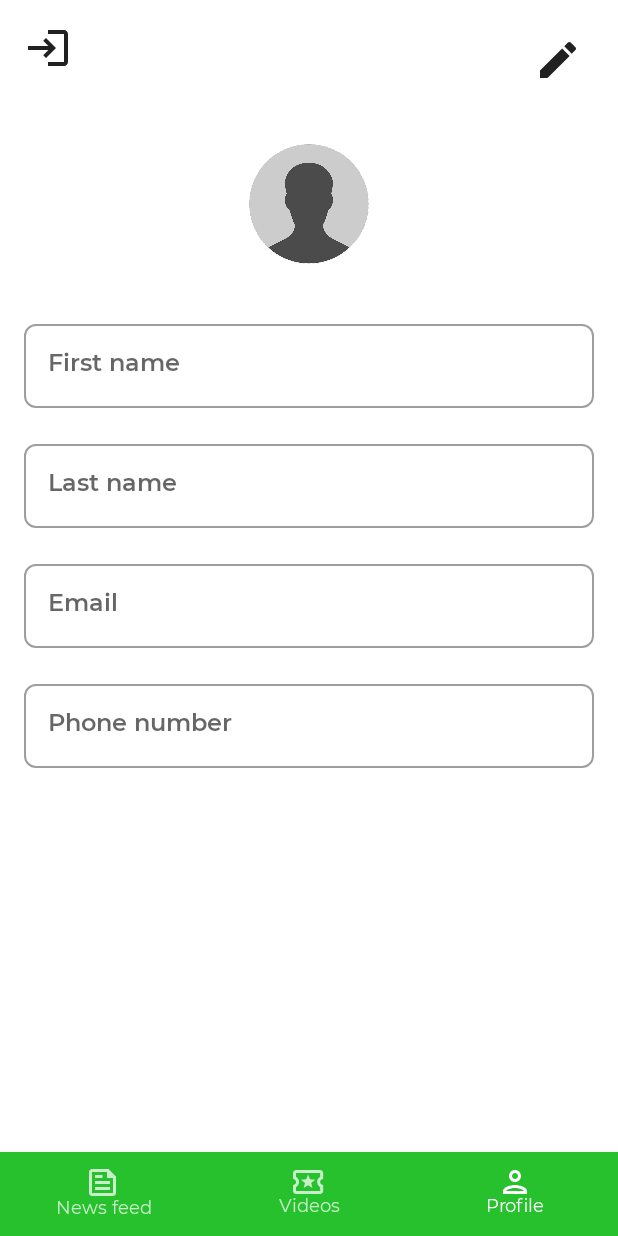
After one commit to Android-Academy-Global/AndroidAcademyClient, an Android app built with Jetpack Compose: the ProfileScreen screen opened through its navigation route, on a phone screen of 412 x 824 dp. The commit adds this screen. Run offline under Robolectric (Android 15) with nearby library versions, the phone set to English and light mode, and no system bars; our stand-ins replace Dagger/Hilt's generated code; libraries missing offline, so code that uses them is left out: com.skydoves.landscapist; 1 statement that could not run was skipped.

Commit message:
Added Profile Screen

```diff
--- a/app/src/main/java/com/academy/android/model/Profile.kt
+++ b/app/src/main/java/com/academy/android/model/Profile.kt
@@ -5,8 +5,8 @@ import kotlinx.serialization.Serializable
 @Serializable
 data class Profile(
     var profPic: String? = null,
-    var name: String? = null,
-    var surname: String? = null,
+    var firstName: String? = null,
+    var lastName: String? = null,
     var phoneNumber: String? = null,
     var email: String? = null,
     var status: String? = null
--- a/app/src/main/java/com/academy/android/ui/HomeScreen.kt
+++ b/app/src/main/java/com/academy/android/ui/HomeScreen.kt
@@ -21,6 +21,8 @@ import androidx.navigation.compose.currentBackStackEntryAsState
 import androidx.navigation.compose.rememberNavController
 import com.academy.android.ui.news.NewsScreen
 import com.academy.android.ui.news.NewsViewModel
+import com.academy.android.ui.profile.ProfileScreen
+import com.academy.android.ui.profile.ProfileViewModel
 
 @Composable
 fun HomeScreen() {
@@ -29,9 +31,10 @@ fun HomeScreen() {
 
 @Composable
 private fun AppBottomNavigation(
-    navController: NavHostController,
-    vm: NewsViewModel = viewModel()
+    navController: NavHostController
 ) {
+    val newsVm: NewsViewModel = viewModel()
+    val profileVm: ProfileViewModel = viewModel()
     val items = listOf(
         Screen.News,
         Screen.Videos,
@@ -72,7 +75,8 @@ private fun AppBottomNavigation(
             startDestination = Screen.News.route,
             modifier = Modifier.padding(innerPadding)
         ) {
-            composable(Screen.News.route) { NewsScreen(vm = vm) }
+            composable(Screen.News.route) { NewsScreen(vm = newsVm) }
+            composable(Screen.Profile.route) { ProfileScreen(vm = profileVm) }
         }
     }
 }
--- a/app/src/main/java/com/academy/android/ui/news/NewsScreen.kt
+++ b/app/src/main/java/com/academy/android/ui/news/NewsScreen.kt
@@ -10,7 +10,6 @@ import androidx.compose.runtime.getValue
 import androidx.compose.runtime.mutableStateOf
 import androidx.compose.runtime.remember
 import androidx.compose.runtime.setValue
-import androidx.compose.ui.graphics.Color
 import androidx.compose.ui.res.stringResource
 import com.academy.android.R
 
@@ -32,11 +31,7 @@ private fun NewsFeedView(newsList: List<NewsItemData>, vm: NewsViewModel) {
     )
 
     Column {
-        TabRow(
-            selectedTabIndex = tabIndex,
-            backgroundColor = Color(R.color.dark_green),
-            contentColor = Color(R.color.white)
-        ) {
+        TabRow(selectedTabIndex = tabIndex) {
             tabNames.forEach { tab ->
                     Tab(
                         selected = (tabIndex == tab.key),
--- /dev/null
+++ b/app/src/main/java/com/academy/android/ui/profile/ProfileInfo.kt
@@ -0,0 +1,6 @@
+package com.academy.android.ui.profile
+
+data class ProfileInfo(
+    val profPic: String? = null,
+    val profileItemList: List<ProfileItem> = emptyList(),
+)
--- /dev/null
+++ b/app/src/main/java/com/academy/android/ui/profile/ProfileItem.kt
@@ -0,0 +1,7 @@
+package com.academy.android.ui.profile
+
+data class ProfileItem(
+    val value: String?,
+    val hintResId: Int,
+    val isEditable: Boolean = false
+)
--- /dev/null
+++ b/app/src/main/java/com/academy/android/ui/profile/ProfileScreen.kt
@@ -0,0 +1,133 @@
+package com.academy.android.ui.profile
+
+import androidx.compose.foundation.Image
+import androidx.compose.foundation.layout.Arrangement
+import androidx.compose.foundation.layout.Column
+import androidx.compose.foundation.layout.Row
+import androidx.compose.foundation.layout.fillMaxWidth
+import androidx.compose.foundation.layout.padding
+import androidx.compose.foundation.layout.size
+import androidx.compose.foundation.lazy.LazyColumn
+import androidx.compose.foundation.lazy.items
+import androidx.compose.foundation.shape.CircleShape
+import androidx.compose.material.Icon
+import androidx.compose.material.IconButton
+import androidx.compose.material.OutlinedTextField
+import androidx.compose.material.Text
+import androidx.compose.runtime.Composable
+import androidx.compose.runtime.collectAsState
+import androidx.compose.runtime.getValue
+import androidx.compose.runtime.mutableStateOf
+import androidx.compose.runtime.remember
+import androidx.compose.runtime.setValue
+import androidx.compose.ui.Alignment
+import androidx.compose.ui.Modifier
+import androidx.compose.ui.draw.clip
+import androidx.compose.ui.res.dimensionResource
+import androidx.compose.ui.res.painterResource
+import androidx.compose.ui.res.stringResource
+import androidx.compose.ui.unit.Dp
+import androidx.compose.ui.unit.dp
+import com.academy.android.R
+import com.skydoves.landscapist.glide.GlideImage
+
+@Composable
+fun ProfileScreen(vm: ProfileViewModel) {
+    val profileData: ProfileInfo by vm.profileData.collectAsState(initial = ProfileInfo())
+
+    val marginStandard = dimensionResource(id = R.dimen.spacing_16)
+    val marginDouble = dimensionResource(id = R.dimen.spacing_32)
+    Column(horizontalAlignment = Alignment.CenterHorizontally) {
+        TopControls(marginStandard = marginStandard, marginDouble = marginDouble, vm = vm)
+        Avatar(profPic = profileData.profPic)
+        ProfileItemList(marginStandard = marginStandard, marginDouble = marginDouble, profileItemList = profileData.profileItemList)
+    }
+}
+
+@Composable
+private fun TopControls(
+    marginStandard: Dp,
+    marginDouble: Dp,
+    vm: ProfileViewModel
+) {
+    Row(
+        modifier = Modifier
+            .fillMaxWidth()
+            .padding(
+                top = marginStandard,
+                start = marginStandard,
+                end = marginStandard,
+                bottom = marginDouble
+            ),
+        horizontalArrangement = Arrangement.SpaceBetween
+    ) {
+        Icon(
+            painter = painterResource(id = R.drawable.ic_logout),
+            contentDescription = stringResource(id = R.string.logout_desc)
+        )
+        IconButton(onClick = { vm.changeProfileData(isEditable = true) }) {
+            Icon(
+                painter = painterResource(id = R.drawable.ic_edit),
+                contentDescription = stringResource(id = R.string.edit_profile_desc),
+            )
+        }
+    }
+}
+
+@Composable
+private fun Avatar(profPic: String?) {
+    val circleImage = Modifier
+        .size(80.dp)
+        .clip(CircleShape)
+    if (profPic != null) {
+        GlideImage(
+            imageModel = profPic,
+            contentDescription = stringResource(id = R.string.user_profile_pic_desc),
+            modifier = circleImage
+        )
+    } else {
+        Image(
+            painter = painterResource(id = R.drawable.avatar_placeholder),
+            contentDescription = stringResource(id = R.string.user_profile_pic_desc),
+            modifier = circleImage
+        )
+    }
+}
+
+@Composable
+private fun ProfileItemList(
+    marginStandard: Dp,
+    marginDouble: Dp,
+    profileItemList: List<ProfileItem>
+) {
+    LazyColumn(
+        verticalArrangement = Arrangement.spacedBy(marginStandard),
+        modifier = Modifier.padding(top = marginDouble)
+    ) {
+        items(profileItemList) { profileItem ->
+            ProfileDataItem(
+                value = profileItem.value,
+                hintResId = profileItem.hintResId,
+                isEditable = profileItem.isEditable
+            )
+        }
+    }
+}
+
+@Composable
+fun ProfileDataItem(value: String?, hintResId: Int, isEditable: Boolean) {
+    var text by remember { mutableStateOf(value ?: "") }
+
+    OutlinedTextField(
+        value = text,
+        onValueChange = { newText -> text = newText },
+        label = { Text(text = stringResource(id = hintResId)) },
+        readOnly = !isEditable,
+        modifier = Modifier
+            .padding(
+                start = dimensionResource(id = R.dimen.spacing_16),
+                end = dimensionResource(id = R.dimen.spacing_16)
+            )
+            .fillMaxWidth()
+    )
+}
--- a/app/src/main/java/com/academy/android/ui/profile/ProfileViewModel.kt
+++ b/app/src/main/java/com/academy/android/ui/profile/ProfileViewModel.kt
@@ -2,6 +2,7 @@ package com.academy.android.ui.profile
 
 import androidx.lifecycle.ViewModel
 import androidx.lifecycle.viewModelScope
+import com.academy.android.R
 import com.academy.android.data.repositories.ProfileRepository
 import com.academy.android.model.Profile
 import dagger.hilt.android.lifecycle.HiltViewModel
@@ -15,19 +16,60 @@ import javax.inject.Inject
 @HiltViewModel
 class ProfileViewModel @Inject constructor(
     private val profileRepo: ProfileRepository
-): ViewModel() {
+) : ViewModel() {
 
-    private val _profileData = MutableStateFlow(Profile())
-    val profileData: StateFlow<Profile> = _profileData
+    private val _profileData = MutableStateFlow(ProfileInfo())
+    val profileData: StateFlow<ProfileInfo> = _profileData
 
     fun updateProfile(profile: Profile) {
         profileRepo.saveProfileData(profile)
     }
 
+    fun changeProfileData(isEditable: Boolean) {
+        viewModelScope.launch {
+            _profileData.emit(
+                ProfileInfo(
+                    profPic = _profileData.value.profPic,
+                    profileItemList = _profileData.value
+                        .profileItemList
+                        .map { item ->
+                            ProfileItem(
+                                value = item.value,
+                                hintResId = item.hintResId,
+                                isEditable = isEditable
+                            )
+                        }
+                )
+            )
+        }
+    }
+
+    private fun buildProfileDataList(profileData: Profile) = listOf(
+        ProfileItem(
+            value = profileData.firstName,
+            hintResId = R.string.edit_first_name
+        ),
+        ProfileItem(
+            value = profileData.lastName,
+            hintResId = R.string.edit_last_name
+        ),
+        ProfileItem(
+            value = profileData.email,
+            hintResId = R.string.edit_email
+        ),
+        ProfileItem(
+            value = profileData.phoneNumber,
+            hintResId = R.string.edit_phone
+        ),
+    )
+
     init {
         viewModelScope.launch {
-            profileRepo.profileData.collect {
-                _profileData.value = it
+            profileRepo.profileData.collect { profile ->
+                _profileData.value = ProfileInfo(
+                    profPic = profile.profPic,
+                    profileItemList = buildProfileDataList(profileData = profile)
+                )
             }
         }
     }
--- a/app/src/main/res/values/strings.xml
+++ b/app/src/main/res/values/strings.xml
@@ -19,9 +19,9 @@
     <string name="field_report_title">Report description</string>
     <string name="field_report_description">What is your report about?</string>
     <string name="report_send_btn_text">Submit an application</string>
-    <string name="edit_name">Your name</string>
-    <string name="edit_surname">Your surname</string>
-    <string name="edit_number">Phone number</string>
+    <string name="edit_first_name">First name</string>
+    <string name="edit_last_name">Last name</string>
+    <string name="edit_phone">Phone number</string>
     <string name="edit_email">Email</string>
     <string name="edit_status">You are…(Student, Mentor, Organizer)</string>
     <string name="btn_save_profile">Update profile</string>
@@ -35,8 +35,11 @@
     <string name="field_status_error">Please, set your status</string>
 
     <!-- content descriptions -->
-    <string name="lecture_image_desc">Lecture preview</string>
-    <string name="like_image_desc">Clickable image</string>
-    <string name="comment_image_desc">Clickable image</string>
-    <string name="share_image_desc">Clickable image</string>
+    <string name="lecture_image_desc" translatable="false">Lecture preview</string>
+    <string name="like_image_desc" translatable="false">Clickable image</string>
+    <string name="comment_image_desc" translatable="false">Clickable image</string>
+    <string name="share_image_desc" translatable="false">Clickable image</string>
+    <string name="user_profile_pic_desc" translatable="false">User profile picture</string>
+    <string name="logout_desc" translatable="false">Log out</string>
+    <string name="edit_profile_desc" translatable="false">Edit user profile info</string>
 </resources>
```
Also changed, not shown: 1 other file.
